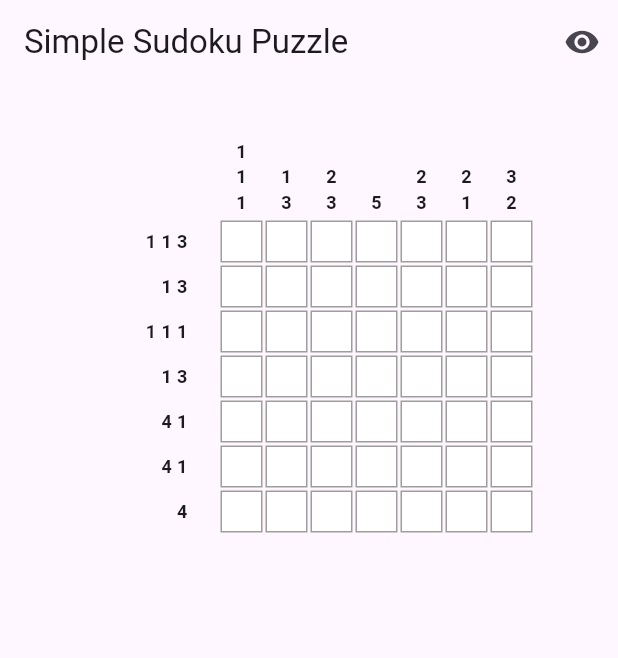
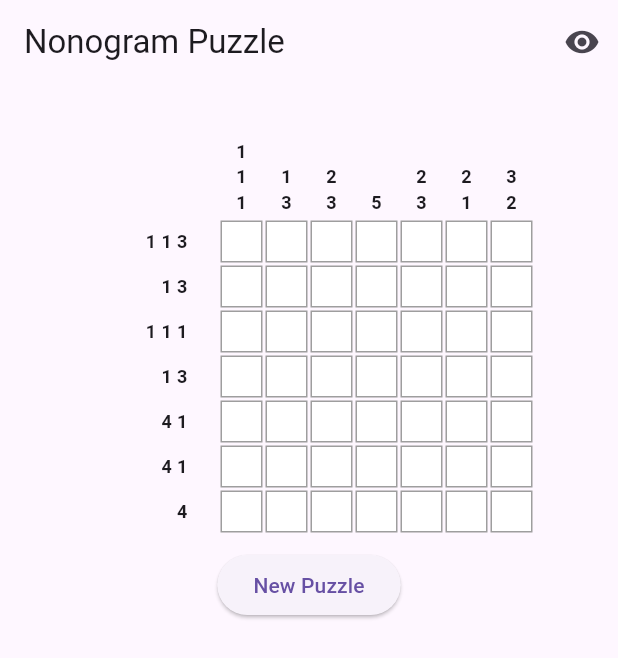
Before and after one commit to SeCorpo/simple_sudoku_flutter, a Flutter app: the screen it shows after launch, on a phone screen of 412 x 824 dp. Shown: the top 658 px of the screen. Run offline on Flutter 3.47's test engine with Material 3 defaults, Android fonts, the light colour scheme and no system bars; our stand-ins replace flutter_bloc.

Commit message:
game_screen statelesswidget using game_bloc

```diff
--- /dev/null
+++ b/lib/bloc/game/game_bloc.dart
@@ -0,0 +1,45 @@
+import 'package:flutter_bloc/flutter_bloc.dart';
+import 'package:meta/meta.dart';
+import '../../models/puzzle_model.dart';
+import '../../services/puzzle_service.dart';
+
+part 'game_event.dart';
+part 'game_state.dart';
+
+class GameBloc extends Bloc<GameEvent, GameState> {
+  final PuzzleService _puzzleService;
+
+  GameBloc(this._puzzleService) : super(GameInitial()) {
+    on<GenerateNewPuzzle>(_onGenerateNewPuzzle);
+    on<ToggleSolution>(_onToggleSolution);
+    on<ToggleCell>(_onToggleCell);
+
+    // Initialize with a puzzle
+    add(GenerateNewPuzzle(size: 7));
+  }
+
+  void _onGenerateNewPuzzle(GenerateNewPuzzle event, Emitter<GameState> emit) {
+    final puzzle = _puzzleService.generateRandomPuzzle(size: event.size);
+    emit(GameLoaded(puzzle: puzzle, showSolution: false));
+  }
+
+  void _onToggleSolution(ToggleSolution event, Emitter<GameState> emit) {
+    if (state is GameLoaded) {
+      final currentState = state as GameLoaded;
+      emit(GameLoaded(puzzle: currentState.puzzle, showSolution: !currentState.showSolution));
+    }
+  }
+
+  void _onToggleCell(ToggleCell event, Emitter<GameState> emit) {
+    if (state is GameLoaded) {
+      final currentState = state as GameLoaded;
+      currentState.puzzle.grid[event.row][event.col].toggle();
+
+      if (currentState.puzzle.isSolved()) {
+        emit(GameWon(puzzle: currentState.puzzle));
+      } else {
+        emit(GameLoaded(puzzle: currentState.puzzle, showSolution: currentState.showSolution));
+      }
+    }
+  }
+}
--- /dev/null
+++ b/lib/bloc/game/game_event.dart
@@ -0,0 +1,17 @@
+part of 'game_bloc.dart';
+
+@immutable
+sealed class GameEvent {}
+
+class GenerateNewPuzzle extends GameEvent {
+  final int size;
+  GenerateNewPuzzle({required this.size});
+}
+
+class ToggleSolution extends GameEvent {}
+
+class ToggleCell extends GameEvent {
+  final int row;
+  final int col;
+  ToggleCell({required this.row, required this.col});
+}
--- /dev/null
+++ b/lib/bloc/game/game_state.dart
@@ -0,0 +1,19 @@
+part of 'game_bloc.dart';
+
+@immutable
+sealed class GameState {}
+
+class GameInitial extends GameState {}
+
+class GameLoaded extends GameState {
+  final PuzzleModel puzzle;
+  final bool showSolution;
+
+  GameLoaded({required this.puzzle, this.showSolution = false});
+}
+
+class GameWon extends GameState {
+  final PuzzleModel puzzle;
+
+  GameWon({required this.puzzle});
+}
--- a/lib/main.dart
+++ b/lib/main.dart
@@ -1,4 +1,7 @@
 import 'package:flutter/material.dart';
+import 'package:flutter_bloc/flutter_bloc.dart';
+import 'bloc/game/game_bloc.dart';
+import 'services/puzzle_service.dart';
 import 'ui/screens/game_screen.dart';
 
 void main() {
@@ -10,10 +13,20 @@ class MyApp extends StatelessWidget {
 
   @override
   Widget build(BuildContext context) {
-    return MaterialApp(
-      debugShowCheckedModeBanner: false,
-      title: 'Nonogram Game',
-      home: const GameScreen(),
+    return MultiRepositoryProvider(
+      providers: [
+        RepositoryProvider(create: (context) => PuzzleService()), // Inject PuzzleService
+      ],
+      child: MultiBlocProvider(
+        providers: [
+          BlocProvider(create: (context) => GameBloc(context.read<PuzzleService>())), // Inject GameBloc
+        ],
+        child: MaterialApp(
+          debugShowCheckedModeBanner: false,
+          title: 'Nonogram Game',
+          home: const GameScreen(),
+        ),
+      ),
     );
   }
 }
--- a/lib/services/puzzle_service.dart
+++ b/lib/services/puzzle_service.dart
@@ -1,26 +1,13 @@
-import 'dart:convert';
 import 'dart:math';
-import 'package:flutter/services.dart' show rootBundle;
 import '../models/puzzle_model.dart';
 import '../models/cell_model.dart';
 import '../ui/widgets/clue_numbers.dart'; // Import ClueNumbers to use grouping function
 
 class PuzzleService {
-  /// Load a puzzle from a JSON file
-  static Future<PuzzleModel> loadPuzzleFromJson(String filePath) async {
-    try {
-      String jsonString = await rootBundle.loadString(filePath);
-      Map<String, dynamic> jsonData = jsonDecode(jsonString);
-      return PuzzleModel.fromJson(jsonData);
-    } catch (e) {
-      throw Exception('Failed to load puzzle: $e');
-    }
-  }
+  final Random _random = Random();
 
   /// Generate a random puzzle with a mix of filled and empty cells
-  static PuzzleModel generateRandomPuzzle({int size = 5}) {
-    final Random random = Random();
-
+  PuzzleModel generateRandomPuzzle({int size = 5}) {
     // Generate a grid with random true/false values (50% filled probability)
     List<List<CellModel>> grid = List.generate(
       size,
@@ -29,7 +16,7 @@ class PuzzleService {
             (col) => CellModel(
           row: row,
           col: col,
-          isCorrect: random.nextBool(), // 50% chance of being filled
+          isCorrect: _random.nextBool(), // 50% chance of being filled
         ),
       ),
     );
@@ -48,7 +35,7 @@ class PuzzleService {
   }
 
   /// **Generate grouped clues based on consecutive filled cells**
-  static List<List<int>> _generateGroupedClues(List<List<CellModel>> grid, {required bool isRow}) {
+  List<List<int>> _generateGroupedClues(List<List<CellModel>> grid, {required bool isRow}) {
     int size = grid.length;
     List<List<int>> clues = List.generate(size, (_) => []);
 
--- a/lib/ui/screens/game_screen.dart
+++ b/lib/ui/screens/game_screen.dart
@@ -1,98 +1,71 @@
 import 'package:flutter/material.dart';
+import 'package:flutter_bloc/flutter_bloc.dart';
+import '../../bloc/game/game_bloc.dart';
 import '../../models/puzzle_model.dart';
 import '../../services/puzzle_service.dart';
 import '../widgets/game_grid.dart';
 import '../widgets/clue_numbers.dart';
 
-class GameScreen extends StatefulWidget {
+class GameScreen extends StatelessWidget {
   const GameScreen({Key? key}) : super(key: key);
 
   @override
-  _GameScreenState createState() => _GameScreenState();
+  Widget build(BuildContext context) {
+    return BlocProvider(
+      create: (context) => GameBloc(context.read<PuzzleService>()),
+      child: Scaffold(
+        appBar: AppBar(
+          title: const Text("Nonogram Puzzle"),
+          actions: [
+            BlocBuilder<GameBloc, GameState>(
+              builder: (context, state) {
+                bool showSolution = false;
+                if (state is GameLoaded) {
+                  showSolution = state.showSolution;
                 }
-
-class _GameScreenState extends State<GameScreen> {
-  late PuzzleModel puzzle;
-  bool _showSolution = false; // Controls whether to show the solution
-
-  @override
-  void initState() {
-    super.initState();
-    puzzle = PuzzleService.generateRandomPuzzle(size: 7);
-  }
-
-  void toggleCellState(int row, int col) {
-    setState(() {
-      puzzle.grid[row][col].toggle();
-      if (puzzle.isSolved()) {
-        _showWinDialog();
-      }
-    });
-  }
-
-  /// Show Win Dialog when puzzle is completed
-  void _showWinDialog() {
-    showDialog(
-      context: context,
-      builder: (context) {
-        return AlertDialog(
-          title: const Text("🎉 Congratulations!"),
-          content: const Text("You solved the puzzle!"),
-          actions: [
-            TextButton(
-              onPressed: () {
-                Navigator.of(context).pop();
-                setState(() {
-                  puzzle = PuzzleService.generateRandomPuzzle(size: 7);
-                });
+                return IconButton(
+                  icon: Icon(showSolution ? Icons.visibility_off : Icons.visibility),
+                  onPressed: () => context.read<GameBloc>().add(ToggleSolution()),
+                  tooltip: showSolution ? "Hide Solution" : "Show Solution",
+                );
               },
-              child: const Text("New Puzzle"),
             ),
           ],
-        );
+        ),
+        body: BlocBuilder<GameBloc, GameState>(
+          builder: (context, state) {
+            if (state is GameInitial) {
+              return const Center(child: CircularProgressIndicator());
+            } else if (state is GameLoaded) {
+              return _buildGameUI(context, state.puzzle, state.showSolution);
+            } else if (state is GameWon) {
+              return _buildGameUI(context, state.puzzle, false, isWon: true);
+            } else {
+              return const Center(child: Text("Unknown state"));
+            }
           },
+        ),
+      ),
     );
   }
 
-  /// Toggle visibility of the correct answers
-  void _toggleSolutionView() {
-    setState(() {
-      _showSolution = !_showSolution;
-    });
-  }
-
-  @override
-  Widget build(BuildContext context) {
-    return Scaffold(
-      appBar: AppBar(
-        title: const Text("Simple Sudoku Puzzle"),
-        actions: [
-          IconButton(
-            icon: Icon(_showSolution ? Icons.visibility_off : Icons.visibility),
-            onPressed: _toggleSolutionView,
-            tooltip: _showSolution ? "Hide Solution" : "Show Solution",
-          ),
-        ],
-      ),
-      body: LayoutBuilder(
-        builder: (context, constraints) {
-          double gridSize = constraints.maxWidth < 600 ? 30 : 40;
-
+  Widget _buildGameUI(BuildContext context, PuzzleModel puzzle, bool showSolution, {bool isWon = false}) {
+    double gridSize = MediaQuery.of(context).size.width < 600 ? 30 : 40;
     int maxRowClueLength = puzzle.rowClues.fold(1, (max, clue) => clue.length > max ? clue.length : max);
     int maxColClueLength = puzzle.colClues.fold(1, (max, clue) => clue.length > max ? clue.length : max);
 
-          double dynamicClueWidth = (gridSize * maxRowClueLength).clamp(50, 150); // Left Clues Width
-          double dynamicClueHeight = (gridSize * maxColClueLength).clamp(50, 150); // Top Clues Height
+    double dynamicClueWidth = (gridSize * maxRowClueLength).clamp(50, 150);
+    double dynamicClueHeight = (gridSize * maxColClueLength).clamp(50, 150);
 
     return Center(
       child: Column(
         crossAxisAlignment: CrossAxisAlignment.center,
         children: [
-                // Top Clue Numbers (Column Clues)
+          // Top Clue Numbers
           SizedBox(
             height: dynamicClueHeight,
             child: Padding(
-                    padding: EdgeInsets.only(left: dynamicClueWidth), // Align with row clues
+              padding: EdgeInsets.only(left: dynamicClueWidth),
               child: ClueNumbers(clues: puzzle.colClues, isRow: false, gridSize: gridSize),
             ),
           ),
@@ -102,7 +75,7 @@ class _GameScreenState extends State<GameScreen> {
             crossAxisAlignment: CrossAxisAlignment.start,
             mainAxisAlignment: MainAxisAlignment.center,
             children: [
-                    // Left Clue Numbers (Row Clues)
+              // Left Clue Numbers
               SizedBox(
                 width: dynamicClueWidth,
                 child: ClueNumbers(clues: puzzle.rowClues, isRow: true, gridSize: gridSize),
@@ -114,17 +87,29 @@ class _GameScreenState extends State<GameScreen> {
                 height: gridSize * puzzle.rows,
                 child: GameGrid(
                   puzzle: puzzle,
-                        onCellTap: toggleCellState,
+                  onCellTap: (row, col) => context.read<GameBloc>().add(ToggleCell(row: row, col: col)),
                   gridSize: gridSize,
-                        showSolution: _showSolution, // Pass solution visibility state
+                  showSolution: showSolution,
                 ),
               ),
             ],
           ),
+
+          const SizedBox(height: 10),
+
+          // "New Puzzle" Button
+          ElevatedButton(
+            onPressed: () => context.read<GameBloc>().add(GenerateNewPuzzle(size: 7)),
+            child: const Text("New Puzzle"),
+          ),
+
+          // Show "You Won!" if the game is completed
+          if (isWon)
+            const Padding(
+              padding: EdgeInsets.all(16.0),
+              child: Text("🎉 You Won! 🎉", style: TextStyle(fontSize: 24, fontWeight: FontWeight.bold)),
+            ),
         ],
-            ),
-          );
-        },
       ),
     );
   }
```
Lines whose indentation alone changed are shown as unchanged.
